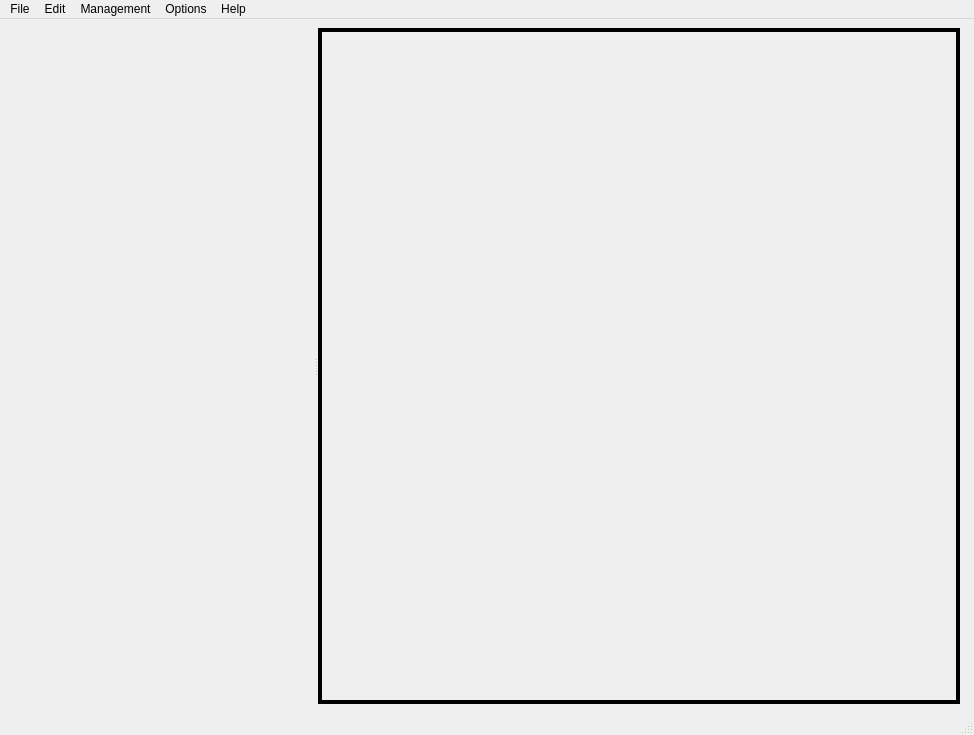
First picture: the form in src/app/mainwindow.ui, repository papercutter0324/ClassMngr-cpp, before the edit.
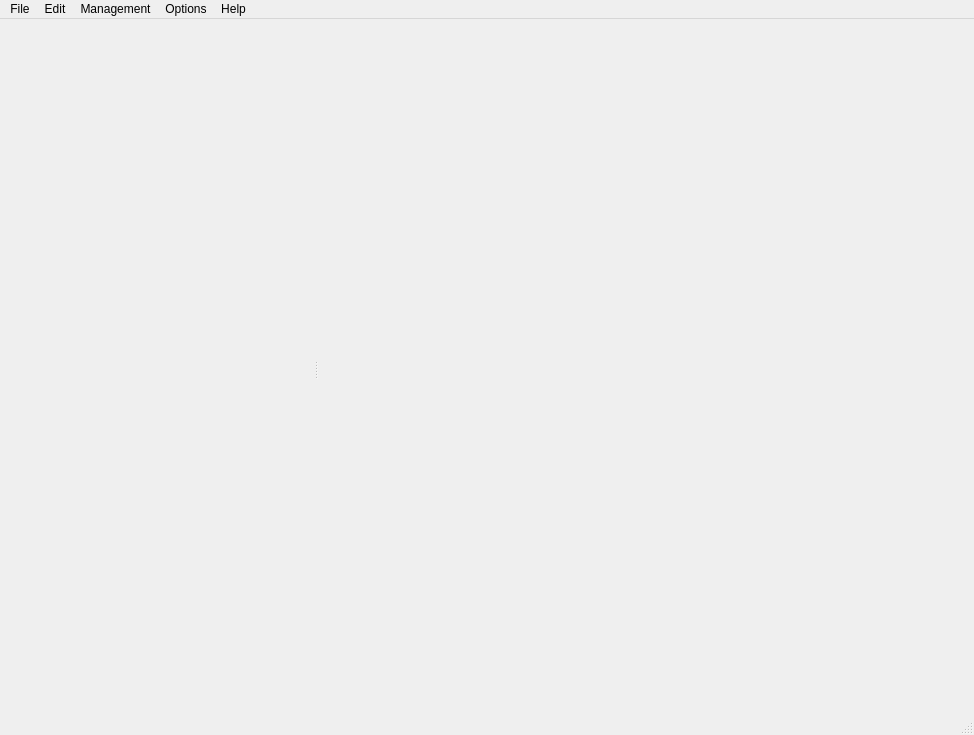
Second picture: the form after the edit. Icons and pictures are not drawn. Custom widgets are drawn as their Qt base class.

```diff
--- a/src/app/mainwindow.ui
+++ b/src/app/mainwindow.ui
@@ -21,6 +21,12 @@
   </property>
   <widget class="QWidget" name="centralwidget">
    <layout class="QHBoxLayout" name="horizontalLayout_2">
+    <property name="rightMargin">
+     <number>9</number>
+    </property>
+    <property name="bottomMargin">
+     <number>4</number>
+    </property>
     <item>
      <layout class="QHBoxLayout" name="horizontalLayout">
       <property name="leftMargin">
@@ -43,10 +49,19 @@
           <height>16777215</height>
          </size>
         </property>
+        <property name="lineWidth">
+         <number>0</number>
+        </property>
         <property name="orientation">
          <enum>Qt::Orientation::Horizontal</enum>
         </property>
         <widget class="Sidebar" name="sidebarWidget" native="true">
+         <property name="sizePolicy">
+          <sizepolicy hsizetype="Preferred" vsizetype="Expanding">
+           <horstretch>0</horstretch>
+           <verstretch>0</verstretch>
+          </sizepolicy>
+         </property>
          <property name="minimumSize">
           <size>
            <width>150</width>
@@ -77,13 +92,13 @@
           </size>
          </property>
          <property name="frameShape">
-          <enum>QFrame::Shape::Box</enum>
+          <enum>QFrame::Shape::NoFrame</enum>
          </property>
          <property name="lineWidth">
-          <number>4</number>
+          <number>1</number>
          </property>
          <property name="midLineWidth">
-          <number>4</number>
+          <number>0</number>
          </property>
          <property name="currentIndex">
           <number>4</number>
```
Left out of the diff: 23 changed lines with no effect on the pictures.
